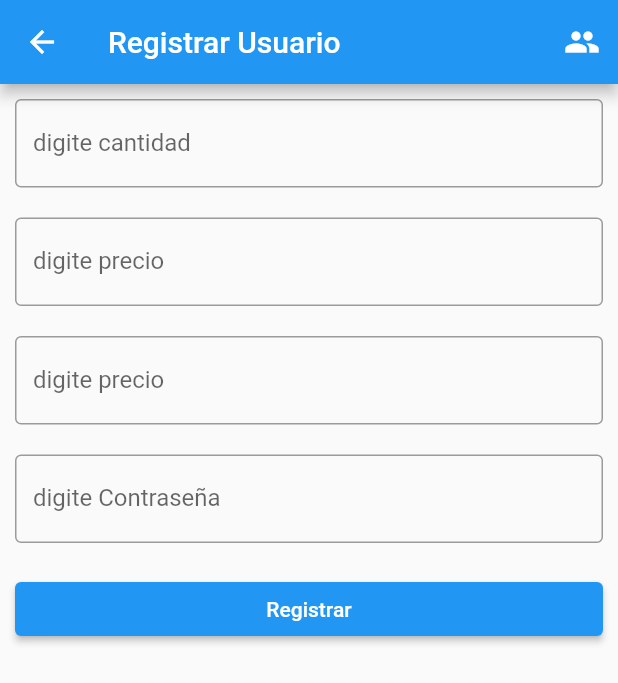
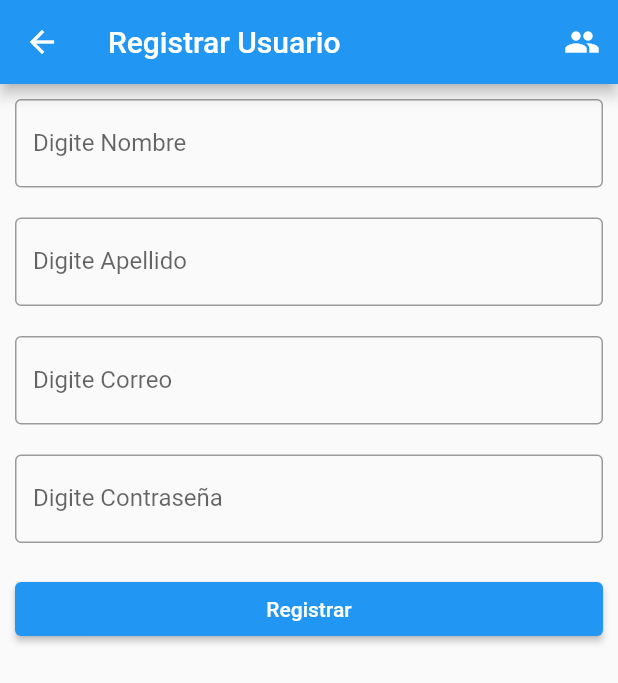
Before and after one commit to YeiderCabeza/flutter_application_1, a Flutter app: the Registro screen opened by its route, on a phone screen of 412 x 824 dp. Shown: the top 683 px of the screen. Run offline on Flutter 3.47's test engine with Material 2 defaults, Android fonts, the phone set to English and light mode, and no system bars; our stand-ins replace sqflite; accounts and stored records are empty.

Commit message:
MOD 1:  modificaciones realizada en flutlab

```diff
--- a/lib/Widgets/Editar.dart
+++ b/lib/Widgets/Editar.dart
@@ -2,7 +2,7 @@ import 'package:flutter/material.dart';
 import '../DataBase/Transacciones.dart';
 
 class EditarUsuario extends StatefulWidget {
-  const EditarUsuario({super.key});
+  const EditarUsuario({Key? key});
 
   @override
   State<EditarUsuario> createState() => _EditarUsuarioState();
--- a/lib/Widgets/ListUsuarios.dart
+++ b/lib/Widgets/ListUsuarios.dart
@@ -1,9 +1,8 @@
 import 'package:flutter/material.dart';
-import 'dart:ffi';
 import '../DataBase/Transacciones.dart';
 
 class ListUsuarios extends StatefulWidget {
-  const ListUsuarios({super.key});
+  const ListUsuarios({Key? key});
 
   @override
   State<ListUsuarios> createState() => ListUsuariosState();
--- a/lib/Widgets/Registro.dart
+++ b/lib/Widgets/Registro.dart
@@ -2,7 +2,7 @@ import 'package:flutter/material.dart';
 import '../DataBase/Transacciones.dart';
 
 class Registro extends StatefulWidget {
-  const Registro({super.key});
+  const Registro({Key? key});
 
   @override
   State<Registro> createState() => _RegistroState();
@@ -47,7 +47,7 @@ class _RegistroState extends State<Registro> {
       child: TextField(
         controller: cNombre,
         decoration: const InputDecoration(
-            border: OutlineInputBorder(), label: Text("digite cantidad")),
+            border: OutlineInputBorder(), label: Text("Digite Nombre")),
       ),
     );
   }
@@ -58,7 +58,7 @@ class _RegistroState extends State<Registro> {
       child: TextField(
         controller: cApellido,
         decoration: const InputDecoration(
-            border: OutlineInputBorder(), label: Text("digite precio")),
+            border: OutlineInputBorder(), label: Text("Digite Apellido")),
       ),
     );
   }
@@ -69,7 +69,7 @@ class _RegistroState extends State<Registro> {
       child: TextField(
         controller: cCorreo,
         decoration: const InputDecoration(
-            border: OutlineInputBorder(), label: Text("digite precio")),
+            border: OutlineInputBorder(), label: Text("Digite Correo")),
       ),
     );
   }
@@ -81,7 +81,7 @@ class _RegistroState extends State<Registro> {
         controller: cPassword,
         keyboardType: TextInputType.visiblePassword,
         decoration: const InputDecoration(
-            border: OutlineInputBorder(), label: Text("digite Contraseña")),
+            border: OutlineInputBorder(), label: Text("Digite Contraseña")),
       ),
     );
   }
--- a/lib/main.dart
+++ b/lib/main.dart
@@ -1,24 +1,26 @@
 import 'package:flutter/material.dart';
 import '../Widgets/Registro.dart';
 import '../Widgets/ListUsuarios.dart';
-import '../Widgets/RegistroDs.dart';
-import '../Widgets/editar.dart';
+import '../Widgets/RegistroDS.dart';
+import '../Widgets/Editar.dart';
+import '../Widgets/Inicio.dart';
 
 void main() {
   runApp(const MyApp());
 }
 
 class MyApp extends StatelessWidget {
-  const MyApp({super.key});
+  const MyApp({Key? key});
 
   // This widget is the root of your application.
   @override
   Widget build(BuildContext context) {
-    return MaterialApp(title: 'CRUD', initialRoute: '/frmRegistroDS', routes: {
+    return MaterialApp(title: 'CRUD', initialRoute: '/Inicio', routes: {
       '/frmRegistro': (context) => const Registro(),
       '/listado': (context) => const ListUsuarios(),
       '/frmRegistroDS': (context) => const frmRegistroDS(),
       '/Editar': (context) => const EditarUsuario(),
+      '/Inicio': (context) => const Principal(),
     });
   }
 }
```
Also changed, not shown: lib/Widgets/Inicio.dart (added, +50 -0 lines), lib/Widgets/RegistroDS.dart (+37 -19 lines), pubspec.yaml (+7 -7 lines), imagenes/imgMaster.jpg (added), pubspec.lock (deleted).
